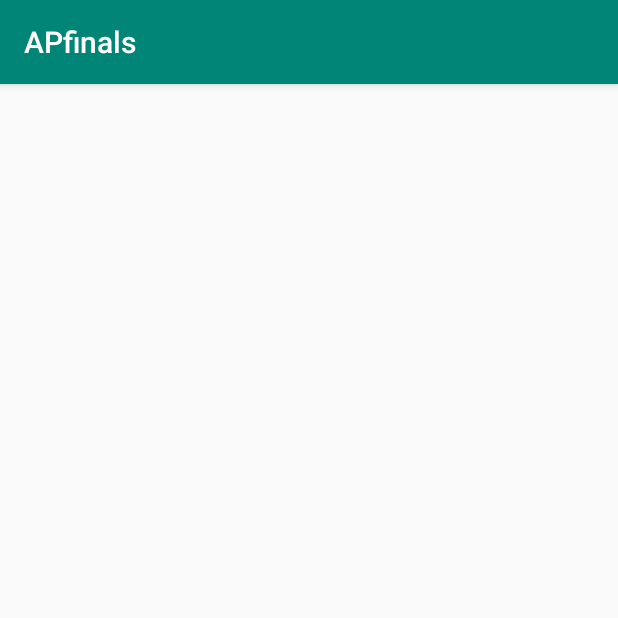
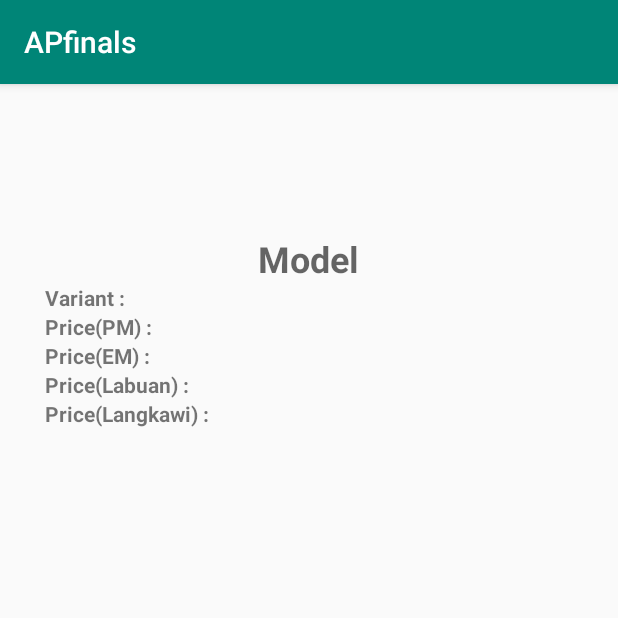
Before and after one commit to kensiah/APfinals, an Android app: the CarDetailActivity screen opened directly, with no data from a screen before it, on a phone screen of 412 x 824 dp, the top half of it. Run offline under Robolectric (Android 15) with nearby library versions, the phone set to English and light mode, and no system bars; 6 statements that could not run were skipped.

Commit message:
AP finals

```diff
--- a/app/src/main/AndroidManifest.xml
+++ b/app/src/main/AndroidManifest.xml
@@ -11,7 +11,6 @@
         android:theme="@style/AppTheme">
         <activity android:name=".CarDetailActivity"></activity>
         <activity android:name=".CarListActivity" />
-        <activity android:name=".HomeActivity" />
         <activity android:name=".LoginActivity">
             <intent-filter>
                 <action android:name="android.intent.action.MAIN" />
--- a/app/src/main/java/com/example/apfinals/CarDetailActivity.java
+++ b/app/src/main/java/com/example/apfinals/CarDetailActivity.java
@@ -3,12 +3,37 @@ package com.example.apfinals;
 import androidx.appcompat.app.AppCompatActivity;
 
 import android.os.Bundle;
+import android.widget.TextView;
+
 
 public class CarDetailActivity extends AppCompatActivity {
+    private TextView tvModel,tvVariant,tvPricePm,tvPriceEM,tvPriceLabuan,tvPriceLangkawi;
 
     @Override
     protected void onCreate(Bundle savedInstanceState) {
         super.onCreate(savedInstanceState);
         setContentView(R.layout.activity_car_detail);
+        findViews();
+        initialData();
+    }
+
+    private void findViews(){
+        tvModel = findViewById(R.id.tv_model);
+        tvVariant = findViewById(R.id.tv_variant);
+        tvPricePm = findViewById(R.id.tv_pricePM);
+        tvPriceEM = findViewById(R.id.tv_priceEM);
+        tvPriceLabuan = findViewById(R.id.tv_priceLabuan);
+        tvPriceLangkawi = findViewById(R.id.tv_priceLangkawi);
+    }
+
+    private void initialData(){
+        Bundle bundle = getIntent().getExtras();
+
+        tvModel.setText(bundle.getString("model"));
+        tvVariant.setText(bundle.getString("variant"));
+        tvPricePm.setText(bundle.getString("pricePM"));
+        tvPriceEM.setText(bundle.getString("priceEM"));
+        tvPriceLabuan.setText(bundle.getString("priceLabuan"));
+        tvPriceLangkawi.setText(bundle.getString("priceLangkawi"));
     }
 }
--- a/app/src/main/res/layout/activity_car_detail.xml
+++ b/app/src/main/res/layout/activity_car_detail.xml
@@ -1,9 +1,101 @@
 <?xml version="1.0" encoding="utf-8"?>
-<androidx.constraintlayout.widget.ConstraintLayout xmlns:android="http://schemas.android.com/apk/res/android"
+<LinearLayout xmlns:android="http://schemas.android.com/apk/res/android"
     xmlns:app="http://schemas.android.com/apk/res-auto"
     xmlns:tools="http://schemas.android.com/tools"
     android:layout_width="match_parent"
     android:layout_height="match_parent"
-    tools:context=".CarDetailActivity">
+    tools:context=".CarDetailActivity"
+    android:orientation="vertical">
 
-</androidx.constraintlayout.widget.ConstraintLayout>
+
+    <TextView
+        android:id="@+id/tv_model"
+        android:layout_width="wrap_content"
+        android:layout_height="wrap_content"
+        android:hint="Model"
+        android:textSize="24sp"
+        android:textStyle="bold"
+        android:layout_marginTop="100dp"
+        android:layout_gravity="center_horizontal"/>
+
+    <ImageView
+        android:id="@+id/img_car"
+        android:layout_width="wrap_content"
+        android:layout_height="wrap_content"/>
+
+    <LinearLayout
+        android:layout_width="wrap_content"
+        android:layout_height="wrap_content"
+        android:layout_marginStart="30dp">
+        <TextView
+            android:layout_width="wrap_content"
+            android:layout_height="wrap_content"
+            android:text="Variant :"
+            android:textStyle="bold"/>
+        <TextView
+            android:id="@+id/tv_variant"
+            android:layout_width="wrap_content"
+            android:layout_height="wrap_content"/>
+    </LinearLayout>
+
+    <LinearLayout
+    android:layout_width="wrap_content"
+    android:layout_height="wrap_content"
+    android:layout_marginStart="30dp">
+    <TextView
+        android:layout_width="wrap_content"
+        android:layout_height="wrap_content"
+        android:text="Price(PM) :"
+        android:textStyle="bold"/>
+    <TextView
+        android:id="@+id/tv_pricePM"
+        android:layout_width="wrap_content"
+        android:layout_height="wrap_content"/>
+    </LinearLayout>
+
+    <LinearLayout
+        android:layout_width="wrap_content"
+        android:layout_height="wrap_content"
+        android:layout_marginStart="30dp">
+        <TextView
+            android:layout_width="wrap_content"
+            android:layout_height="wrap_content"
+            android:text="Price(EM) :"
+            android:textStyle="bold"/>
+        <TextView
+            android:id="@+id/tv_priceEM"
+            android:layout_width="wrap_content"
+            android:layout_height="wrap_content"/>
+    </LinearLayout>
+
+    <LinearLayout
+        android:layout_width="wrap_content"
+        android:layout_height="wrap_content"
+        android:layout_marginStart="30dp">
+        <TextView
+            android:layout_width="wrap_content"
+            android:layout_height="wrap_content"
+            android:text="Price(Labuan) :"
+            android:textStyle="bold"/>
+        <TextView
+            android:id="@+id/tv_priceLabuan"
+            android:layout_width="wrap_content"
+            android:layout_height="wrap_content"/>
+    </LinearLayout>
+
+    <LinearLayout
+        android:layout_width="wrap_content"
+        android:layout_height="wrap_content"
+        android:layout_marginStart="30dp">
+        <TextView
+            android:layout_width="wrap_content"
+            android:layout_height="wrap_content"
+            android:text="Price(Langkawi) :"
+            android:textStyle="bold"/>
+        <TextView
+            android:id="@+id/tv_priceLangkawi"
+            android:layout_width="wrap_content"
+            android:layout_height="wrap_content"/>
+    </LinearLayout>
+
+</LinearLayout>
```
Also changed, not shown: app/src/main/java/com/example/apfinals/CarAdapter.java (+61 -2 lines), app/src/main/java/com/example/apfinals/CarListActivity.java (+10 -10 lines), app/src/main/java/com/example/apfinals/HomeActivity.java (deleted, +0 -14 lines), app/src/main/res/layout/activity_home.xml (deleted, +0 -24 lines), app/src/main/res/layout/single_car_list_item.xml (added, +53 -0 lines).
